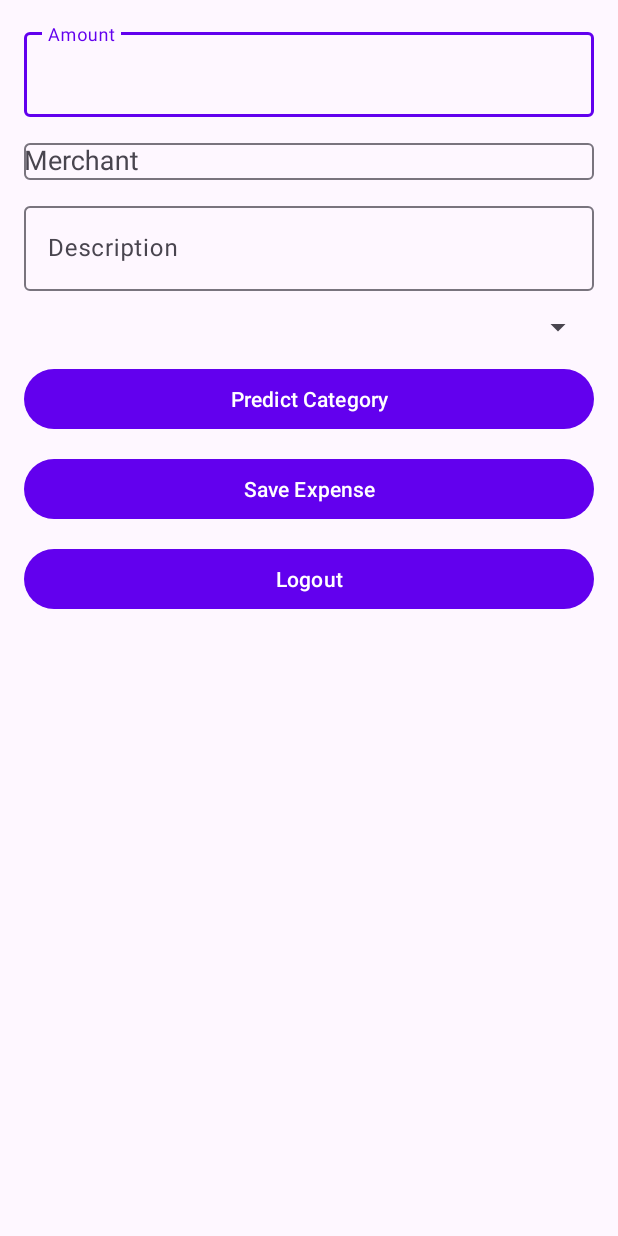
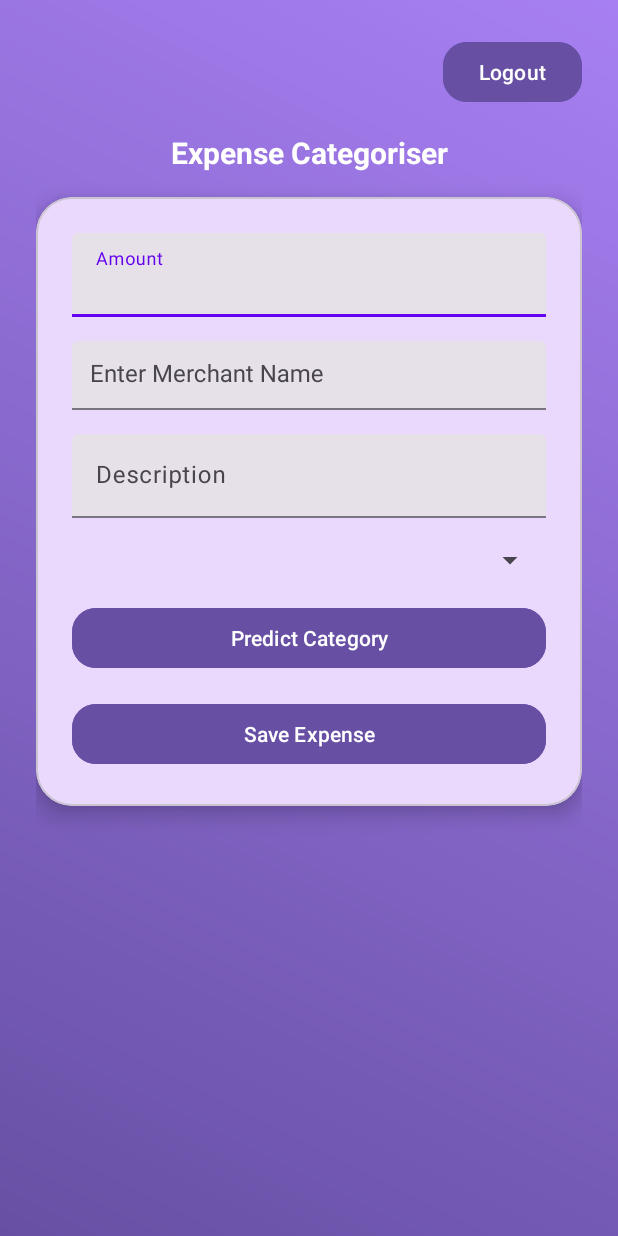
Before and after one commit to amannnp/Expense, an Android app built with Jetpack Compose: the layout activity_main.xml on its own in the app's theme, with its tools: preview values and no code run, on a phone screen of 412 x 824 dp. Run offline under Robolectric (Android 15) with nearby library versions, the light colour scheme and no system bars; network calls fail.

Commit message:
version 7 - better

```diff
--- a/app/src/main/java/com/example/expenseclassifierapp/MainActivity.kt
+++ b/app/src/main/java/com/example/expenseclassifierapp/MainActivity.kt
@@ -140,6 +140,8 @@ class MainActivity : AppCompatActivity() {
 
             expenses.add(Expense(amount, selectedCategory))
             adapter.notifyDataSetChanged()
+            expenseRecyclerView.scrollToPosition(expenses.size - 1)
+
 
             // ✅ Clear input fields safely
             amountInput.setText("")
--- a/app/src/main/res/layout/activity_main.xml
+++ b/app/src/main/res/layout/activity_main.xml
@@ -1,21 +1,66 @@
 <?xml version="1.0" encoding="utf-8"?>
-<ScrollView xmlns:android="http://schemas.android.com/apk/res/android"
+<androidx.constraintlayout.widget.ConstraintLayout
+    xmlns:android="http://schemas.android.com/apk/res/android"
     xmlns:app="http://schemas.android.com/apk/res-auto"
     android:layout_width="match_parent"
     android:layout_height="match_parent"
-    android:padding="16dp">
+    android:padding="24dp"
+    android:background="@drawable/gradient_background">
 
-    <LinearLayout
+    <!-- Logout Button -->
+    <com.google.android.material.button.MaterialButton
+        android:id="@+id/logoutButton"
+        android:layout_width="wrap_content"
+        android:layout_height="wrap_content"
+        android:text="Logout"
+        android:textAllCaps="false"
+        android:backgroundTint="@color/md_theme_primary"
+        android:textColor="@android:color/white"
+        app:cornerRadius="16dp"
+        app:layout_constraintTop_toTopOf="parent"
+        app:layout_constraintEnd_toEndOf="parent" />
+
+    <!-- Heading -->
+    <TextView
+        android:id="@+id/headingText"
+        android:layout_width="wrap_content"
+        android:layout_height="wrap_content"
+        android:text="Expense Categoriser"
+        android:textSize="20sp"
+        android:textStyle="bold"
+        android:textColor="@android:color/white"
+        app:layout_constraintTop_toBottomOf="@id/logoutButton"
+        app:layout_constraintStart_toStartOf="parent"
+        app:layout_constraintEnd_toEndOf="parent"
+        android:layout_marginTop="16dp"/>
+
+    <!-- Main Form Card -->
+    <com.google.android.material.card.MaterialCardView
+        android:id="@+id/formCard"
+        android:layout_width="0dp"
+        android:layout_height="wrap_content"
+        app:cardCornerRadius="24dp"
+        app:cardElevation="8dp"
+        app:layout_constraintTop_toBottomOf="@id/headingText"
+        app:layout_constraintStart_toStartOf="parent"
+        app:layout_constraintEnd_toEndOf="parent"
+        android:layout_marginTop="16dp">
+
+        <androidx.constraintlayout.widget.ConstraintLayout
             android:layout_width="match_parent"
             android:layout_height="wrap_content"
-        android:orientation="vertical">
+            android:padding="24dp">
 
             <!-- Amount -->
             <com.google.android.material.textfield.TextInputLayout
-            android:layout_width="match_parent"
+                android:id="@+id/amountLayout"
+                style="@style/Widget.Material3.TextInputLayout.FilledBox"
+                android:layout_width="0dp"
                 android:layout_height="wrap_content"
                 android:hint="Amount"
-            android:layout_marginBottom="12dp">
+                app:layout_constraintTop_toTopOf="parent"
+                app:layout_constraintStart_toStartOf="parent"
+                app:layout_constraintEnd_toEndOf="parent">
 
                 <com.google.android.material.textfield.TextInputEditText
                     android:id="@+id/amountInput"
@@ -26,23 +71,43 @@
 
             <!-- Merchant -->
             <com.google.android.material.textfield.TextInputLayout
+                android:id="@+id/merchantLayout"
+                style="@style/Widget.Material3.TextInputLayout.FilledBox"
+                android:layout_width="0dp"
+                android:layout_height="wrap_content"
+                android:hint="Enter Merchant Name"
+                app:layout_constraintTop_toBottomOf="@id/amountLayout"
+                app:layout_constraintStart_toStartOf="parent"
+                app:layout_constraintEnd_toEndOf="parent"
+                android:layout_marginTop="16dp">
+
+                <com.google.android.material.textfield.MaterialAutoCompleteTextView
+                    android:id="@+id/merchantInput"
                     android:layout_width="match_parent"
                     android:layout_height="wrap_content"
-            android:hint="Merchant"
-            android:layout_marginBottom="12dp">
-
-            <AutoCompleteTextView
-                android:id="@+id/merchantInput"
-                android:layout_width="match_parent"
-                android:layout_height="wrap_content" />
+                    android:inputType="text"
+                    android:textColor="@android:color/black"
+                    android:textSize="16sp"
+                    android:paddingVertical="12dp"
+                    android:paddingHorizontal="12dp"
+                    android:background="?android:attr/editTextBackground"
+                    android:importantForAutofill="no"
+                    android:dropDownHeight="wrap_content"
+                    android:dropDownVerticalOffset="8dp"
+                    android:dropDownHorizontalOffset="0dp" />
             </com.google.android.material.textfield.TextInputLayout>
 
             <!-- Description -->
             <com.google.android.material.textfield.TextInputLayout
-            android:layout_width="match_parent"
+                android:id="@+id/descriptionLayout"
+                style="@style/Widget.Material3.TextInputLayout.FilledBox"
+                android:layout_width="0dp"
                 android:layout_height="wrap_content"
                 android:hint="Description"
-            android:layout_marginBottom="12dp">
+                app:layout_constraintTop_toBottomOf="@id/merchantLayout"
+                app:layout_constraintStart_toStartOf="parent"
+                app:layout_constraintEnd_toEndOf="parent"
+                android:layout_marginTop="16dp">
 
                 <com.google.android.material.textfield.TextInputEditText
                     android:id="@+id/descriptionInput"
@@ -54,40 +119,54 @@
             <!-- Category Spinner -->
             <Spinner
                 android:id="@+id/categorySpinner"
-            android:layout_width="match_parent"
+                android:layout_width="0dp"
                 android:layout_height="wrap_content"
-            android:layout_marginBottom="12dp" />
+                android:layout_marginTop="16dp"
+                app:layout_constraintTop_toBottomOf="@id/descriptionLayout"
+                app:layout_constraintStart_toStartOf="parent"
+                app:layout_constraintEnd_toEndOf="parent" />
 
             <!-- Predict Button -->
             <com.google.android.material.button.MaterialButton
                 android:id="@+id/predictButton"
-            android:layout_width="match_parent"
+                android:layout_width="0dp"
                 android:layout_height="wrap_content"
                 android:text="Predict Category"
-            android:layout_marginBottom="12dp" />
+                android:textAllCaps="false"
+                android:textColor="@android:color/white"
+                android:backgroundTint="@color/md_theme_primary"
+                app:cornerRadius="16dp"
+                android:layout_marginTop="16dp"
+                app:layout_constraintTop_toBottomOf="@id/categorySpinner"
+                app:layout_constraintStart_toStartOf="parent"
+                app:layout_constraintEnd_toEndOf="parent" />
 
             <!-- Save Button -->
             <com.google.android.material.button.MaterialButton
                 android:id="@+id/saveButton"
-            android:layout_width="match_parent"
+                android:layout_width="0dp"
                 android:layout_height="wrap_content"
                 android:text="Save Expense"
-            android:layout_marginBottom="12dp" />
+                android:textAllCaps="false"
+                android:textColor="@android:color/white"
+                android:backgroundTint="@color/md_theme_primary"
+                app:cornerRadius="16dp"
+                android:layout_marginTop="16dp"
+                app:layout_constraintTop_toBottomOf="@id/predictButton"
+                app:layout_constraintStart_toStartOf="parent"
+                app:layout_constraintEnd_toEndOf="parent" />
 
-        <!-- Logout Button -->
-        <com.google.android.material.button.MaterialButton
-            android:id="@+id/logoutButton"
-            android:layout_width="match_parent"
-            android:layout_height="wrap_content"
-            android:text="Logout"
-            android:layout_marginBottom="24dp" />
+        </androidx.constraintlayout.widget.ConstraintLayout>
+    </com.google.android.material.card.MaterialCardView>
 
     <!-- Expenses RecyclerView -->
     <androidx.recyclerview.widget.RecyclerView
         android:id="@+id/expenseRecyclerView"
-            android:layout_width="match_parent"
-            android:layout_height="wrap_content"
-            android:layout_marginBottom="16dp" />
-
-    </LinearLayout>
-</ScrollView>
+        android:layout_width="0dp"
+        android:layout_height="0dp"
+        app:layout_constraintTop_toBottomOf="@id/formCard"
+        app:layout_constraintBottom_toBottomOf="parent"
+        app:layout_constraintStart_toStartOf="parent"
+        app:layout_constraintEnd_toEndOf="parent"
+        android:layout_marginTop="24dp"/>
+</androidx.constraintlayout.widget.ConstraintLayout>
```
Lines whose indentation alone changed are shown as unchanged.
